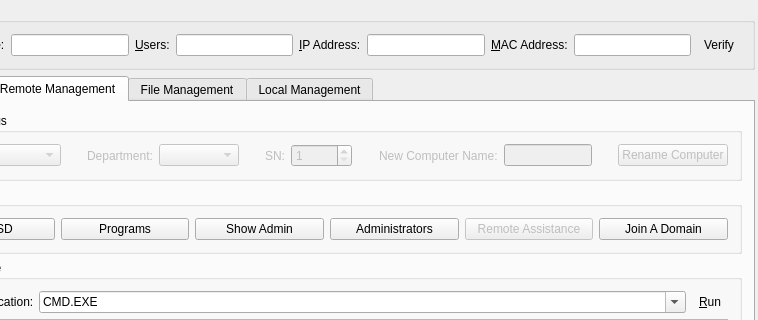
This is APP/src/managementsystem/plugins/controlcenter/systemmanagement/systemmanagementwidget.ui in RallyWRT/qtapplications as Qt 5 draws it before an edit; both pictures show x 104 to 862 and y 0 to 320 of the 862 by 592 pixel window. The edited form follows.
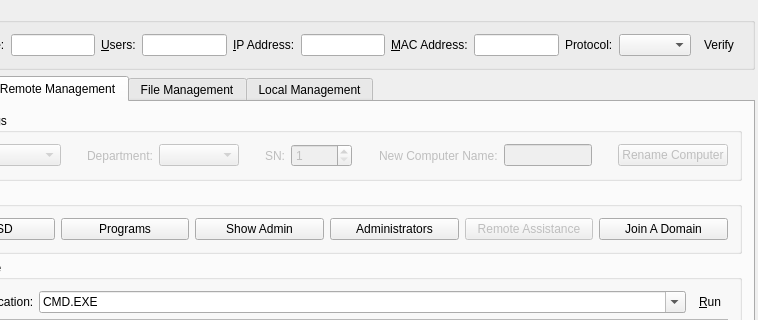
This is the edited form. Icons and pictures are not drawn. Custom widgets are drawn as their Qt base class.

What changed in the file:
```diff
--- a/APP/src/managementsystem/plugins/controlcenter/systemmanagement/systemmanagementwidget.ui
+++ b/APP/src/managementsystem/plugins/controlcenter/systemmanagement/systemmanagementwidget.ui
@@ -60,7 +60,7 @@
         </property>
        </widget>
       </item>
-      <item row="0" column="8">
+      <item row="0" column="10">
        <widget class="QToolButton" name="toolButtonVerify">
         <property name="toolTip">
          <string>Verify Client Info</string>
@@ -103,6 +103,16 @@
       <item row="0" column="7">
        <widget class="QLineEdit" name="lineEditMACAddress"/>
       </item>
+      <item row="0" column="8">
+       <widget class="QLabel" name="labelProtocol">
+        <property name="text">
+         <string>Protocol:</string>
+        </property>
+       </widget>
+      </item>
+      <item row="0" column="9">
+       <widget class="QComboBox" name="comboBoxProtocol"/>
+      </item>
      </layout>
     </widget>
    </item>
```
